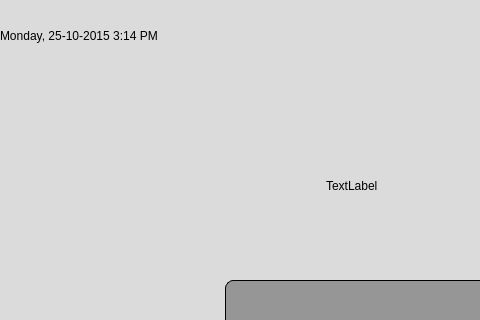
This is Sixt_V2/login.ui in azzabihamza/Sixt_QT as Qt 5 draws it before an edit; both pictures show x 0 to 480 and y 0 to 320 of the 800 by 600 pixel window. The edited form follows.
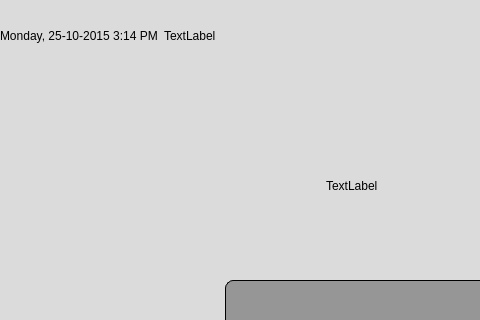
This is the edited form.

```diff
--- a/Sixt_V2/login.ui
+++ b/Sixt_V2/login.ui
@@ -64,6 +64,13 @@
       </property>
      </widget>
     </item>
+    <item>
+     <widget class="QLabel" name="time">
+      <property name="text">
+       <string>TextLabel</string>
+      </property>
+     </widget>
+    </item>
     <item>
      <spacer name="horizontalSpacer">
       <property name="orientation">
```
